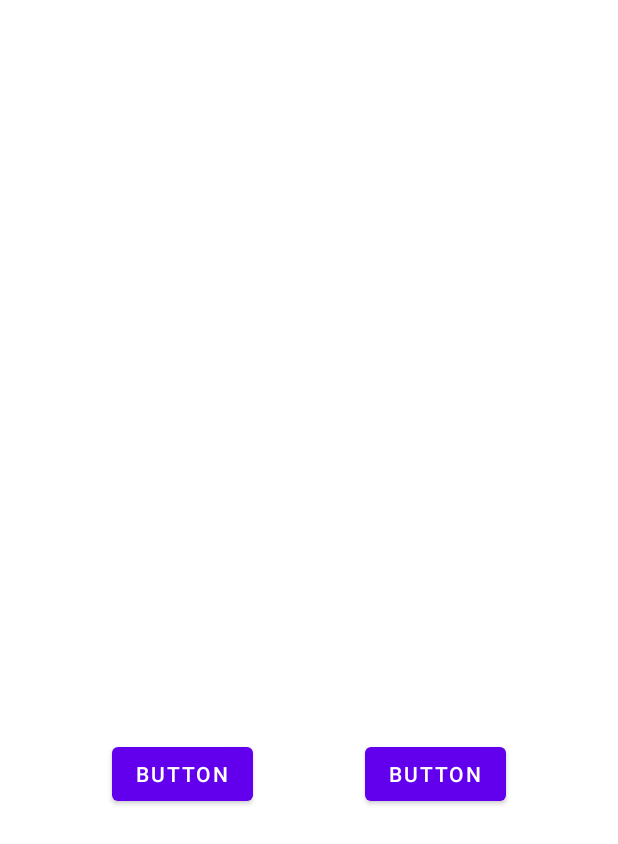
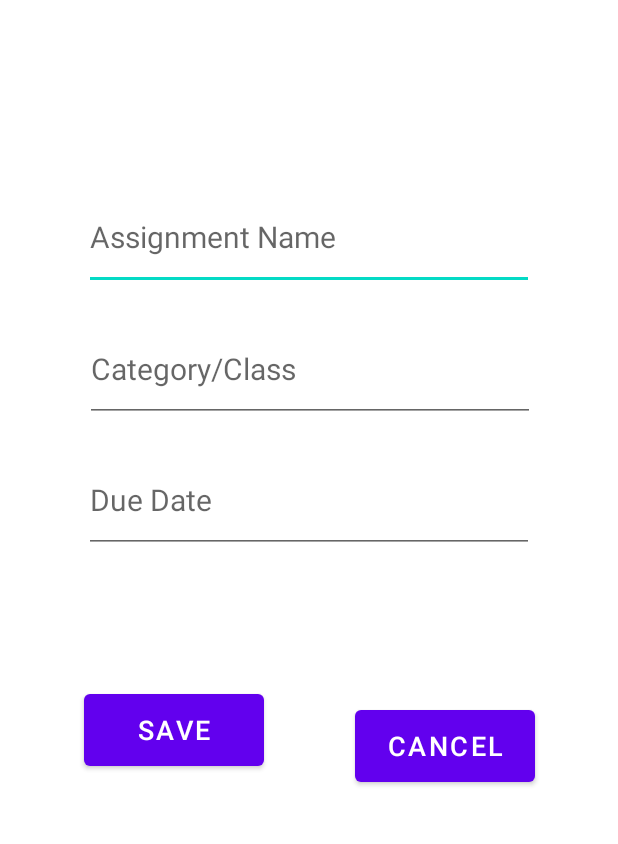
Before and after one commit to EmeraldKnight2814/Perfect_Planner, an Android app: the layout added_main.xml on its own in the app's theme, with its tools: preview values and no code run, on a phone screen of 412 x 824 dp. Shown: the top 844 px of the screen. Run offline under Robolectric (Android 15) with nearby library versions, the phone set to English and light mode, and no system bars.

Commit message:
Updated three editTexts & two buttons (features and constraints)

```diff
--- a/app/src/main/res/layout/added_main.xml
+++ b/app/src/main/res/layout/added_main.xml
@@ -6,25 +6,77 @@
     android:layout_height="match_parent">
 
     <Button
-        android:id="@+id/ClearBTN"
-        android:layout_width="wrap_content"
-        android:layout_height="wrap_content"
-        android:layout_marginTop="492dp"
-        android:text="Button"
+        android:id="@+id/saveBTN"
+        android:layout_width="120dp"
+        android:layout_height="60dp"
+        android:layout_marginStart="56dp"
+        android:layout_marginEnd="60dp"
+        android:layout_marginBottom="290dp"
+        android:text="Save"
+        android:textSize="18sp"
+        app:layout_constraintBottom_toBottomOf="parent"
+        app:layout_constraintEnd_toStartOf="@+id/cancelBTN"
+        app:layout_constraintStart_toStartOf="parent"
+        app:layout_constraintTop_toBottomOf="@+id/dueDateET" />
+
+    <EditText
+        android:id="@+id/nameET"
+        android:layout_width="300dp"
+        android:layout_height="70dp"
+        android:layout_marginTop="106dp"
+        android:ems="10"
+        android:hint="Assignment Name"
+        android:inputType="textPersonName"
+        android:minHeight="48dp"
+        android:textSize="20sp"
+        app:layout_constraintBottom_toTopOf="@+id/categoryET"
         app:layout_constraintEnd_toEndOf="parent"
-        app:layout_constraintHorizontal_bias="0.5"
-        app:layout_constraintStart_toEndOf="@+id/SaveBTN"
-        app:layout_constraintTop_toTopOf="parent" />
-
-    <Button
-        android:id="@+id/SaveBTN"
-        android:layout_width="wrap_content"
-        android:layout_height="wrap_content"
-        android:layout_marginTop="492dp"
-        android:onClick="ChangeActivities"
-        android:text="Button"
-        app:layout_constraintEnd_toStartOf="@+id/ClearBTN"
         app:layout_constraintHorizontal_bias="0.5"
         app:layout_constraintStart_toStartOf="parent"
         app:layout_constraintTop_toTopOf="parent" />
+
+    <EditText
+        android:id="@+id/categoryET"
+        android:layout_width="300dp"
+        android:layout_height="70dp"
+        android:ems="10"
+        android:hint="Category/Class"
+        android:inputType="textPersonName"
+        android:minHeight="48dp"
+        android:textSize="20sp"
+        app:layout_constraintBottom_toTopOf="@+id/dueDateET"
+        app:layout_constraintEnd_toEndOf="parent"
+        app:layout_constraintHorizontal_bias="0.504"
+        app:layout_constraintStart_toStartOf="parent"
+        app:layout_constraintTop_toBottomOf="@+id/nameET" />
+
+    <EditText
+        android:id="@+id/dueDateET"
+        android:layout_width="300dp"
+        android:layout_height="70dp"
+        android:layout_marginBottom="70dp"
+        android:ems="10"
+        android:hint="Due Date"
+        android:inputType="textPersonName"
+        android:minHeight="48dp"
+        android:textSize="20sp"
+        app:layout_constraintBottom_toTopOf="@+id/saveBTN"
+        app:layout_constraintEnd_toEndOf="parent"
+        app:layout_constraintHorizontal_bias="0.5"
+        app:layout_constraintStart_toStartOf="parent"
+        app:layout_constraintTop_toBottomOf="@+id/categoryET" />
+
+    <Button
+        android:id="@+id/cancelBTN"
+        android:layout_width="120dp"
+        android:layout_height="60dp"
+        android:layout_marginTop="96dp"
+        android:layout_marginEnd="55dp"
+        android:layout_marginBottom="294dp"
+        android:text="Cancel"
+        android:textSize="18sp"
+        app:layout_constraintBottom_toBottomOf="parent"
+        app:layout_constraintEnd_toEndOf="parent"
+        app:layout_constraintStart_toEndOf="@+id/saveBTN"
+        app:layout_constraintTop_toBottomOf="@+id/dueDateET" />
 </androidx.constraintlayout.widget.ConstraintLayout>
```
